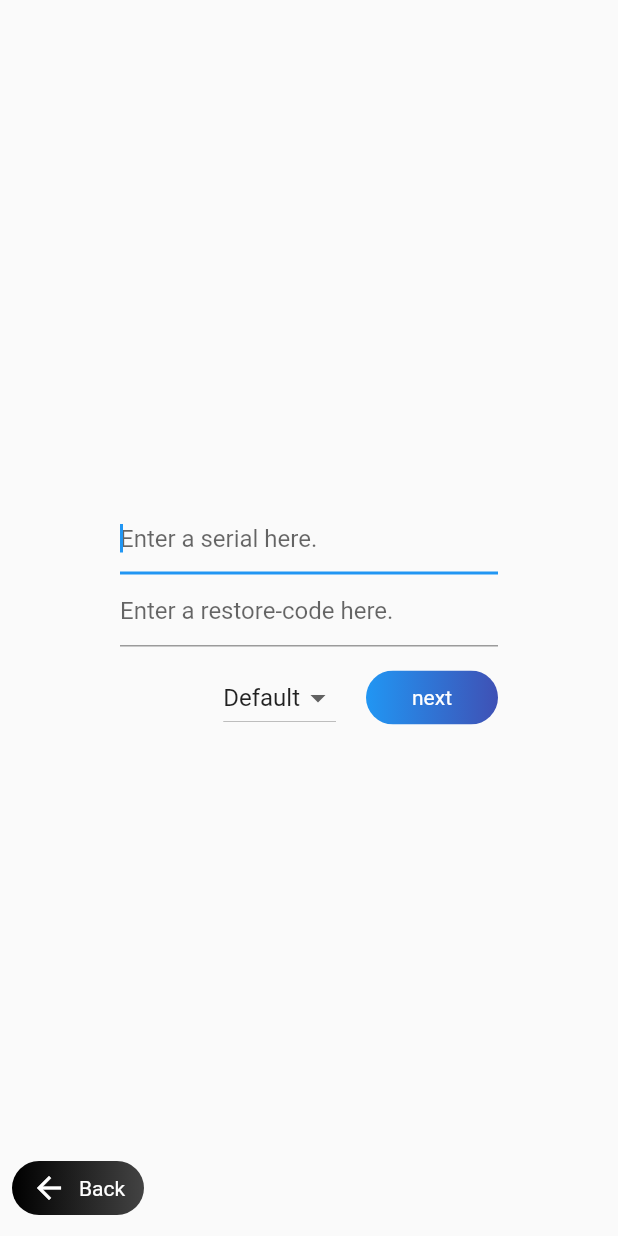
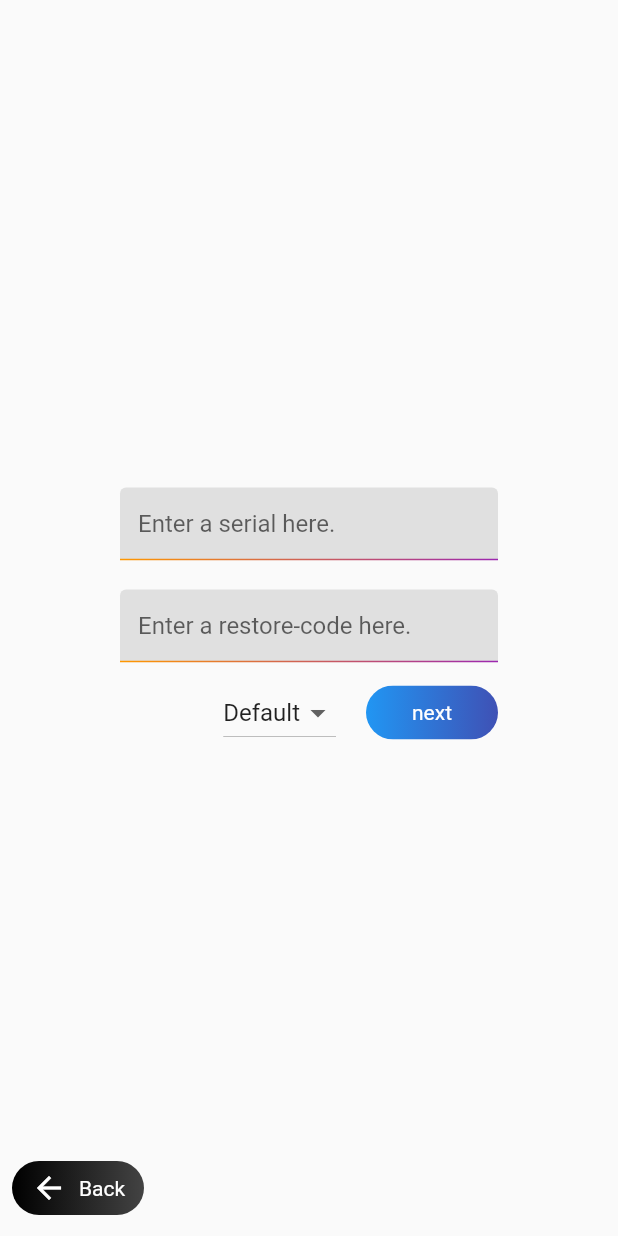
Before and after one commit to connectety/bma_desktop_setup, a Flutter app: the screen it shows after launch, after a tap on "Recover an authenticator", on a phone screen of 412 x 824 dp. Run offline on Flutter 3.47's test engine with Material 2 defaults, Android fonts, the phone set to English and light mode, and no system bars; our stand-ins replace qr_flutter; missing offline and left inert: base32, pointycastle.

Commit message:
add gradient_input_border.dart

```diff
--- /dev/null
+++ b/lib/commons/gradient_input_border.dart
@@ -0,0 +1,97 @@
+import 'package:flutter/material.dart';
+
+class GradientInputBorder extends UnderlineInputBorder {
+  const GradientInputBorder({
+    @required this.gradient,
+    BorderSide borderSide = const BorderSide(),
+    BorderRadius borderRadius = const BorderRadius.only(
+      topLeft: Radius.circular(4),
+      topRight: Radius.circular(4),
+    ),
+  })  : assert(gradient != null, 'set a gradient or use UnderlineInputBorder'),
+        super(borderSide: borderSide, borderRadius: borderRadius);
+
+  final Gradient gradient;
+
+  @override
+  GradientInputBorder copyWith({
+    BorderSide borderSide,
+    BorderRadius borderRadius,
+    Gradient gradient,
+  }) {
+    return GradientInputBorder(
+      borderSide: borderSide ?? this.borderSide,
+      borderRadius: borderRadius ?? this.borderRadius,
+      gradient: gradient ?? this.gradient,
+    );
+  }
+
+  @override
+  GradientInputBorder scale(double t) {
+    return GradientInputBorder(
+      borderSide: borderSide.scale(t),
+      gradient: gradient,
+    );
+  }
+
+  @override
+  ShapeBorder lerpFrom(ShapeBorder a, double t) {
+    if (a is GradientInputBorder) {
+      return GradientInputBorder(
+        borderSide: BorderSide.lerp(a.borderSide, borderSide, t),
+        borderRadius: BorderRadius.lerp(a.borderRadius, borderRadius, t),
+        gradient: gradient,
+      );
+    }
+    return super.lerpFrom(a, t);
+  }
+
+  @override
+  ShapeBorder lerpTo(ShapeBorder b, double t) {
+    if (b is GradientInputBorder) {
+      return GradientInputBorder(
+        borderSide: BorderSide.lerp(borderSide, b.borderSide, t),
+        borderRadius: BorderRadius.lerp(borderRadius, b.borderRadius, t),
+        gradient: gradient,
+      );
+    }
+    return super.lerpTo(b, t);
+  }
+
+  @override
+  void paint(
+    Canvas canvas,
+    Rect rect, {
+    double gapStart,
+    double gapExtent = 0.0,
+    double gapPercentage = 0.0,
+    TextDirection textDirection,
+  }) {
+    if (borderRadius.bottomLeft != Radius.zero ||
+        borderRadius.bottomRight != Radius.zero) {
+      canvas.clipPath(getOuterPath(rect, textDirection: textDirection));
+    }
+
+    final Rect outer = borderRadius.toRRect(rect).outerRect;
+    final Shader shader = gradient.createShader(outer);
+    final Paint paint = borderSide.toPaint()..shader = shader;
+
+    canvas.drawLine(rect.bottomLeft, rect.bottomRight, paint);
+  }
+
+  @override
+  bool operator ==(dynamic other) {
+    if (super != other) {
+      return false;
+    }
+
+    if (runtimeType != other.runtimeType) {
+      return false;
+    }
+
+    return gradient == other.gradient;
+  }
+
+  @override
+  int get hashCode => hashValues(borderSide, gradient);
+}
--- a/lib/screens/recover_auth_screen.dart
+++ b/lib/screens/recover_auth_screen.dart
@@ -2,6 +2,7 @@ import 'package:flutter/material.dart';
 import 'package:flutter/services.dart';
 
 import '../bma/server_com.dart';
+import '../commons/gradient_input_border.dart';
 import '../commons/slide_page_route.dart';
 import '../input_text_formatters/serial_text_formatter.dart';
 import '../input_text_formatters/uppercase_text_formatter.dart';
@@ -34,7 +35,7 @@ class RecoverAuthPage extends StatelessWidget {
     }
   }
 
-  TextFormField _textFormFieldFactory(
+  Widget _textFormFieldFactory(
     TextEditingController controller,
     String name,
     int requiredLength,
@@ -42,9 +43,20 @@ class RecoverAuthPage extends StatelessWidget {
     List<TextInputFormatter> inputFormatters,
   ) {
     return TextFormField(
-      autofocus: true,
-      autocorrect: false,
-      decoration: InputDecoration(hintText: 'Enter a $name here.'),
+      decoration: InputDecoration(
+        filled: true,
+        border: const GradientInputBorder(
+          gradient: LinearGradient(
+            colors: <Color>[
+              // Colors are easy thanks to Flutter's Colors class.
+              Colors.orange,
+              Colors.purple,
+            ],
+          ),
+        ),
+        fillColor: Colors.grey[300],
+        hintText: 'Enter a $name here.',
+      ),
       controller: controller,
       inputFormatters: inputFormatters,
       validator: (String value) {
@@ -94,6 +106,7 @@ class RecoverAuthPage extends StatelessWidget {
                   // _SerialTextFormatter(),
                 ],
               ),
+              const SizedBox(height: 20),
               _textFormFieldFactory(
                 restoreCodeController,
                 'restore-code',
```
